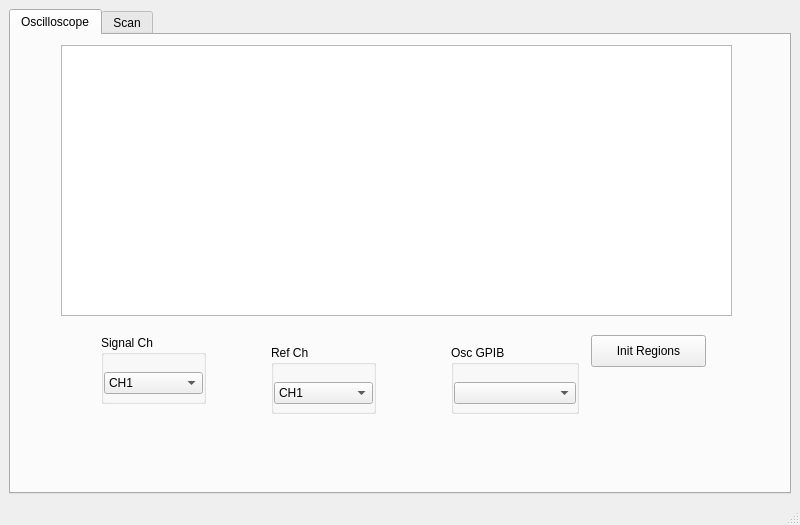
SherwinGroup/HarvardCode, file mainWindowV2.ui: the form before one commit.
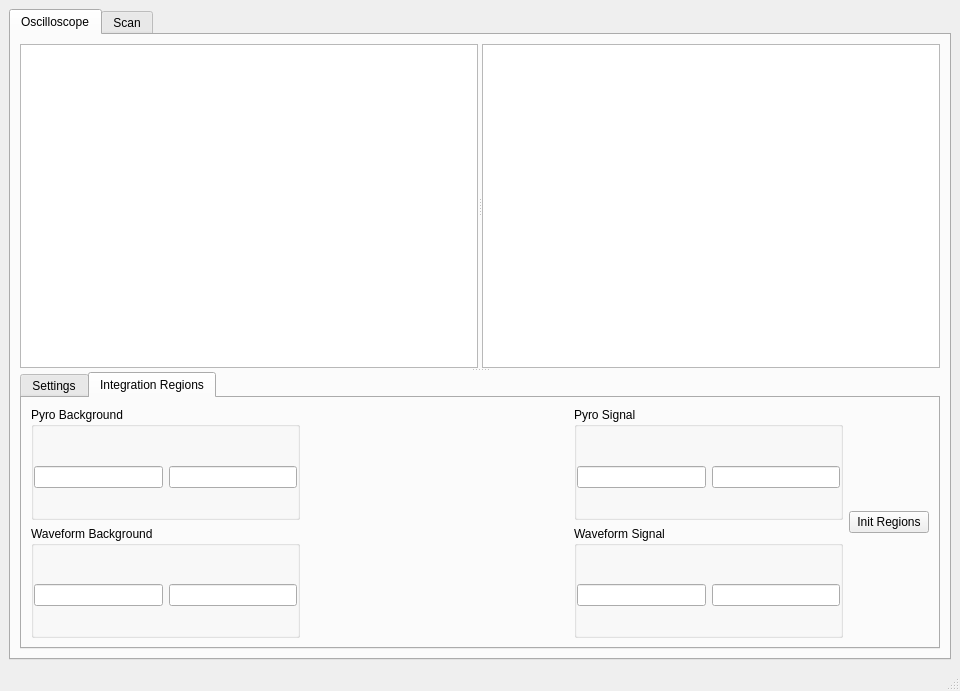
The form after the commit. The open tabs and pages were chosen to show the change. Custom widgets are drawn as their Qt base class.

The edit to the form file:
```diff
--- a/mainWindowV2.ui
+++ b/mainWindowV2.ui
@@ -6,15 +6,15 @@
    <rect>
     <x>0</x>
     <y>0</y>
-    <width>800</width>
-    <height>525</height>
+    <width>960</width>
+    <height>691</height>
    </rect>
   </property>
   <property name="windowTitle">
    <string>MainWindow</string>
   </property>
   <widget class="QWidget" name="centralwidget">
-   <layout class="QHBoxLayout" name="horizontalLayout_6">
+   <layout class="QVBoxLayout" name="verticalLayout_2">
     <item>
      <widget class="QTabWidget" name="tabWidget">
       <property name="currentIndex">
@@ -24,24 +24,35 @@
        <attribute name="title">
         <string>Oscilloscope</string>
        </attribute>
-       <widget class="DoubleYPlot" name="gOscilloscope">
-        <property name="geometry">
-         <rect>
-          <x>50</x>
-          <y>10</y>
-          <width>671</width>
-          <height>271</height>
-         </rect>
-        </property>
-       </widget>
+       <layout class="QHBoxLayout" name="horizontalLayout_6">
+        <item>
+         <widget class="QSplitter" name="splitter_2">
+          <property name="orientation">
+           <enum>Qt::Vertical</enum>
+          </property>
+          <widget class="QSplitter" name="splitter">
+           <property name="orientation">
+            <enum>Qt::Horizontal</enum>
+           </property>
+           <widget class="PlotWidget" name="gOscilloscopePyro"/>
+           <widget class="PlotWidget" name="gOscilloscopeWave"/>
+          </widget>
+          <widget class="QTabWidget" name="tabWidget_2">
+           <property name="currentIndex">
+            <number>0</number>
+           </property>
+           <widget class="QWidget" name="tab_3">
+            <attribute name="title">
+             <string>Settings</string>
+            </attribute>
+            <layout class="QHBoxLayout" name="horizontalLayout_13">
+             <item>
        <widget class="QGroupBox" name="groupBox_4">
-        <property name="geometry">
-         <rect>
-          <x>90</x>
-          <y>300</y>
-          <width>105</width>
-          <height>69</height>
-         </rect>
+               <property name="sizePolicy">
+                <sizepolicy hsizetype="Preferred" vsizetype="Preferred">
+                 <horstretch>1</horstretch>
+                 <verstretch>1</verstretch>
+                </sizepolicy>
         </property>
         <property name="title">
          <string>Signal Ch</string>
@@ -64,6 +75,12 @@
          </property>
          <item>
           <widget class="QComboBox" name="cChannelPicker">
+                  <property name="sizePolicy">
+                   <sizepolicy hsizetype="Preferred" vsizetype="Fixed">
+                    <horstretch>1</horstretch>
+                    <verstretch>1</verstretch>
+                   </sizepolicy>
+                  </property>
            <item>
             <property name="text">
              <string>CH1</string>
@@ -88,14 +105,14 @@
          </item>
         </layout>
        </widget>
+             </item>
+             <item>
        <widget class="QGroupBox" name="groupBox_5">
-        <property name="geometry">
-         <rect>
-          <x>260</x>
-          <y>310</y>
-          <width>105</width>
-          <height>69</height>
-         </rect>
+               <property name="sizePolicy">
+                <sizepolicy hsizetype="Preferred" vsizetype="Preferred">
+                 <horstretch>1</horstretch>
+                 <verstretch>1</verstretch>
+                </sizepolicy>
         </property>
         <property name="title">
          <string>Ref Ch</string>
@@ -118,6 +135,12 @@
          </property>
          <item>
           <widget class="QComboBox" name="cChannelPickerRef">
+                  <property name="sizePolicy">
+                   <sizepolicy hsizetype="Preferred" vsizetype="Fixed">
+                    <horstretch>1</horstretch>
+                    <verstretch>1</verstretch>
+                   </sizepolicy>
+                  </property>
            <item>
             <property name="text">
              <string>CH1</string>
@@ -142,14 +165,14 @@
          </item>
         </layout>
        </widget>
+             </item>
+             <item>
        <widget class="QGroupBox" name="groupBox_6">
-        <property name="geometry">
-         <rect>
-          <x>440</x>
-          <y>310</y>
-          <width>128</width>
-          <height>69</height>
-         </rect>
+               <property name="sizePolicy">
+                <sizepolicy hsizetype="Preferred" vsizetype="Preferred">
+                 <horstretch>1</horstretch>
+                 <verstretch>1</verstretch>
+                </sizepolicy>
         </property>
         <property name="title">
          <string>Osc GPIB</string>
@@ -171,23 +194,232 @@
           <number>0</number>
          </property>
          <item>
-          <widget class="QComboBox" name="cOscGPIB"/>
+                 <widget class="QComboBox" name="cOscGPIB">
+                  <property name="sizePolicy">
+                   <sizepolicy hsizetype="Preferred" vsizetype="Fixed">
+                    <horstretch>1</horstretch>
+                    <verstretch>1</verstretch>
+                   </sizepolicy>
+                  </property>
+                 </widget>
          </item>
         </layout>
        </widget>
+             </item>
+             <item>
+              <widget class="QGroupBox" name="groupBox_14">
+               <property name="sizePolicy">
+                <sizepolicy hsizetype="Preferred" vsizetype="Preferred">
+                 <horstretch>1</horstretch>
+                 <verstretch>1</verstretch>
+                </sizepolicy>
+               </property>
+               <property name="title">
+                <string>Average</string>
+               </property>
+               <property name="flat">
+                <bool>true</bool>
+               </property>
+               <property name="checkable">
+                <bool>false</bool>
+               </property>
+               <layout class="QVBoxLayout" name="verticalLayout_3">
+                <item>
+                 <widget class="QINumberEdit" name="tOAverages">
+                  <property name="sizePolicy">
+                   <sizepolicy hsizetype="Expanding" vsizetype="Fixed">
+                    <horstretch>1</horstretch>
+                    <verstretch>1</verstretch>
+                   </sizepolicy>
+                  </property>
+                  <property name="text">
+                   <string>1</string>
+                  </property>
+                 </widget>
+                </item>
+               </layout>
+              </widget>
+             </item>
+             <item>
+              <widget class="QPushButton" name="bOscPause">
+               <property name="text">
+                <string>Pause</string>
+               </property>
+               <property name="checkable">
+                <bool>true</bool>
+               </property>
+              </widget>
+             </item>
+            </layout>
+           </widget>
+           <widget class="QWidget" name="tab_4">
+            <attribute name="title">
+             <string>Integration Regions</string>
+            </attribute>
+            <layout class="QHBoxLayout" name="horizontalLayout_18">
+             <item>
+              <layout class="QGridLayout" name="gridLayout">
+               <item row="0" column="0">
+                <widget class="QGroupBox" name="groupBox_10">
+                 <property name="title">
+                  <string>Pyro Background</string>
+                 </property>
+                 <property name="flat">
+                  <bool>true</bool>
+                 </property>
+                 <layout class="QHBoxLayout" name="horizontalLayout_14">
+                  <property name="leftMargin">
+                   <number>0</number>
+                  </property>
+                  <property name="topMargin">
+                   <number>10</number>
+                  </property>
+                  <property name="rightMargin">
+                   <number>0</number>
+                  </property>
+                  <property name="bottomMargin">
+                   <number>0</number>
+                  </property>
+                  <item>
+                   <widget class="QFNumberEdit" name="tPyroBGSt"/>
+                  </item>
+                  <item>
+                   <widget class="QFNumberEdit" name="tPyroBGEn"/>
+                  </item>
+                 </layout>
+                </widget>
+               </item>
+               <item row="0" column="2">
+                <widget class="QGroupBox" name="groupBox_11">
+                 <property name="title">
+                  <string>Pyro Signal</string>
+                 </property>
+                 <property name="flat">
+                  <bool>true</bool>
+                 </property>
+                 <layout class="QHBoxLayout" name="horizontalLayout_15">
+                  <property name="leftMargin">
+                   <number>0</number>
+                  </property>
+                  <property name="topMargin">
+                   <number>10</number>
+                  </property>
+                  <property name="rightMargin">
+                   <number>0</number>
+                  </property>
+                  <property name="bottomMargin">
+                   <number>0</number>
+                  </property>
+                  <item>
+                   <widget class="QFNumberEdit" name="tPyroSGSt"/>
+                  </item>
+                  <item>
+                   <widget class="QFNumberEdit" name="tPyroSGEn"/>
+                  </item>
+                 </layout>
+                </widget>
+               </item>
+               <item row="1" column="2">
+                <widget class="QGroupBox" name="groupBox_13">
+                 <property name="title">
+                  <string>Waveform Signal</string>
+                 </property>
+                 <property name="flat">
+                  <bool>true</bool>
+                 </property>
+                 <layout class="QHBoxLayout" name="horizontalLayout_17">
+                  <property name="leftMargin">
+                   <number>0</number>
+                  </property>
+                  <property name="topMargin">
+                   <number>10</number>
+                  </property>
+                  <property name="rightMargin">
+                   <number>0</number>
+                  </property>
+                  <property name="bottomMargin">
+                   <number>0</number>
+                  </property>
+                  <item>
+                   <widget class="QFNumberEdit" name="tWaveSGSt"/>
+                  </item>
+                  <item>
+                   <widget class="QFNumberEdit" name="tWaveSGEn"/>
+                  </item>
+                 </layout>
+                </widget>
+               </item>
+               <item row="1" column="0">
+                <widget class="QGroupBox" name="groupBox_12">
+                 <property name="title">
+                  <string>Waveform Background</string>
+                 </property>
+                 <property name="flat">
+                  <bool>true</bool>
+                 </property>
+                 <layout class="QHBoxLayout" name="horizontalLayout_16">
+                  <property name="leftMargin">
+                   <number>0</number>
+                  </property>
+                  <property name="topMargin">
+                   <number>10</number>
+                  </property>
+                  <property name="rightMargin">
+                   <number>0</number>
+                  </property>
+                  <property name="bottomMargin">
+                   <number>0</number>
+                  </property>
+                  <item>
+                   <widget class="QFNumberEdit" name="tWaveBGSt"/>
+                  </item>
+                  <item>
+                   <widget class="QFNumberEdit" name="tWaveBGEn"/>
+                  </item>
+                 </layout>
+                </widget>
+               </item>
+               <item row="0" column="1">
+                <spacer name="horizontalSpacer">
+                 <property name="orientation">
+                  <enum>Qt::Horizontal</enum>
+                 </property>
+                 <property name="sizeHint" stdset="0">
+                  <size>
+                   <width>40</width>
+                   <height>20</height>
+                  </size>
+                 </property>
+                </spacer>
+               </item>
+               <item row="1" column="1">
+                <spacer name="horizontalSpacer_2">
+                 <property name="orientation">
+                  <enum>Qt::Horizontal</enum>
+                 </property>
+                 <property name="sizeHint" stdset="0">
+                  <size>
+                   <width>40</width>
+                   <height>20</height>
+                  </size>
+                 </property>
+                </spacer>
+               </item>
+              </layout>
+             </item>
+             <item>
        <widget class="QPushButton" name="bInitOsc">
-        <property name="geometry">
-         <rect>
-          <x>580</x>
-          <y>300</y>
-          <width>115</width>
-          <height>32</height>
-         </rect>
-        </property>
         <property name="text">
          <string>Init Regions</string>
         </property>
        </widget>
+             </item>
+            </layout>
+           </widget>
+          </widget>
+         </widget>
+        </item>
+       </layout>
       </widget>
       <widget class="QWidget" name="tab_2">
        <attribute name="title">
@@ -460,21 +692,21 @@
   <widget class="QStatusBar" name="statusbar"/>
  </widget>
  <customwidgets>
+  <customwidget>
+   <class>QINumberEdit</class>
+   <extends>QLineEdit</extends>
+   <header>InstsAndQt.customQt</header>
+  </customwidget>
+  <customwidget>
+   <class>QFNumberEdit</class>
+   <extends>QLineEdit</extends>
+   <header>InstsAndQt.customQt</header>
+  </customwidget>
   <customwidget>
    <class>PlotWidget</class>
    <extends>QGraphicsView</extends>
    <header>pyqtgraph</header>
   </customwidget>
-  <customwidget>
-   <class>QFNumberEdit</class>
-   <extends>QLineEdit</extends>
-   <header>InstsAndQt.customQt</header>
-  </customwidget>
-  <customwidget>
-   <class>DoubleYPlot</class>
-   <extends>QGraphicsView</extends>
-   <header>InstsAndQt.customQt</header>
-  </customwidget>
  </customwidgets>
  <resources/>
  <connections/>
```
Left out of the diff: 208 changed lines with no effect on the pictures. Lines whose indentation alone changed are shown as unchanged.
